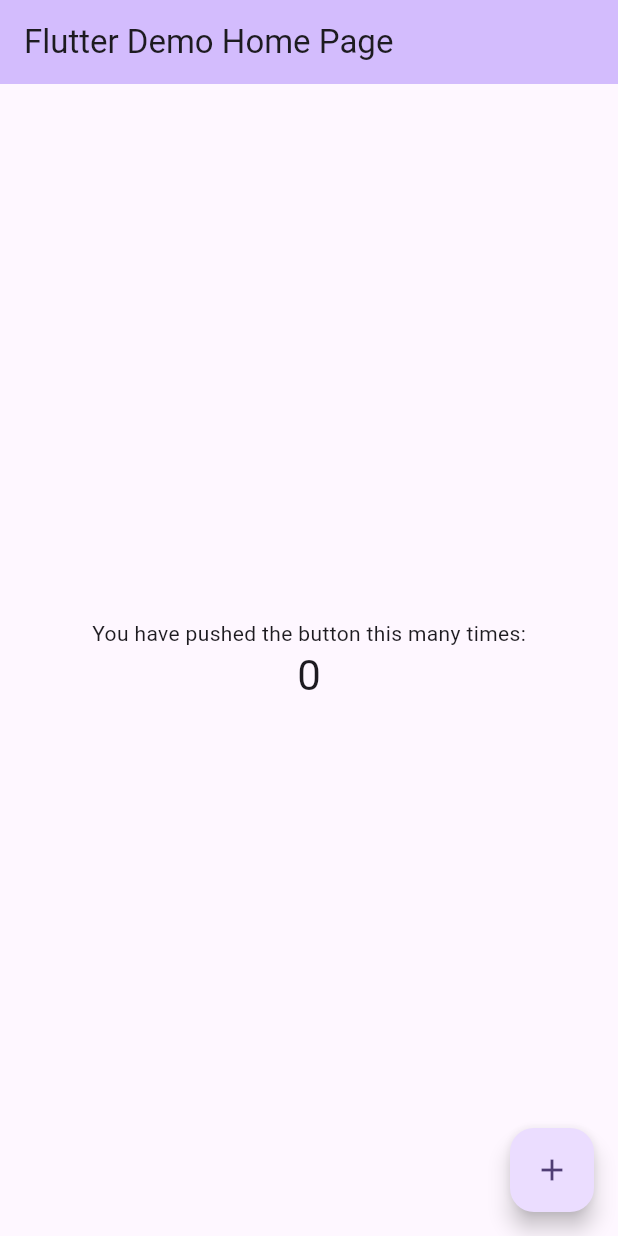
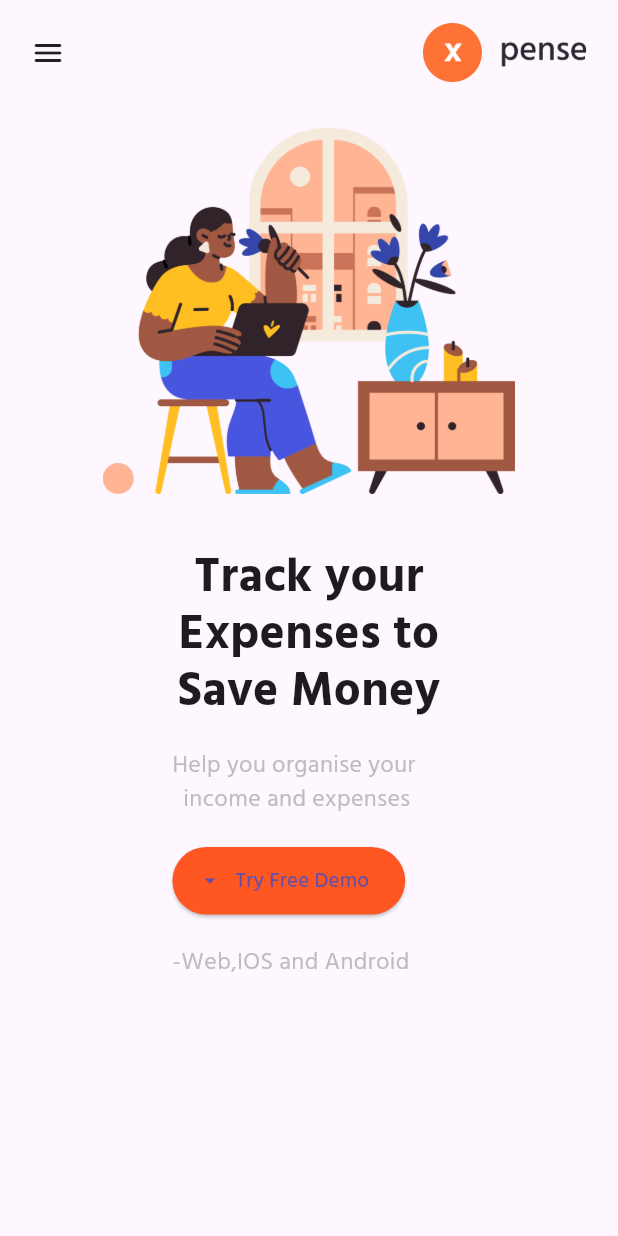
Before and after one commit to Nikhila-KS/FlutterQuasar, a Flutter app: the screen it shows after launch, on a phone screen of 412 x 824 dp. Run offline on Flutter 3.47's test engine with Material 3 defaults, Android fonts, the light colour scheme and no system bars; our stand-ins replace flutter_riverpod, google_fonts, image_picker, location, responsive_builder, sqflite and 1 more; accounts and stored records are empty.

Commit message:
home page completed

```diff
--- a/2.Flutter_web/a_basic_prj/lib/main.dart
+++ b/2.Flutter_web/a_basic_prj/lib/main.dart
@@ -1,125 +1,25 @@
+import 'package:a_basic_prj/pages/a_home.dart';
+import 'package:a_basic_prj/utils/colors.dart';
 import 'package:flutter/material.dart';
 
-void main() {
+void main(){
   runApp(const MyApp());
 }
 
-class MyApp extends StatelessWidget {
+class MyApp extends StatelessWidget{
   const MyApp({super.key});
 
-  // This widget is the root of your application.
   @override
-  Widget build(BuildContext context) {
+  Widget build(BuildContext context){
     return MaterialApp(
-      title: 'Flutter Demo',
+      debugShowCheckedModeBanner: false,
+      title: 'Xpense',
       theme: ThemeData(
-        // This is the theme of your application.
-        //
-        // TRY THIS: Try running your application with "flutter run". You'll see
-        // the application has a blue toolbar. Then, without quitting the app,
-        // try changing the seedColor in the colorScheme below to Colors.green
-        // and then invoke "hot reload" (save your changes or press the "hot
-        // reload" button in a Flutter-supported IDE, or press "r" if you used
-        // the command line to start the app).
-        //
-        // Notice that the counter didn't reset back to zero; the application
-        // state is not lost during the reload. To reset the state, use hot
-        // restart instead.
-        //
-        // This works for code too, not just values: Most code changes can be
-        // tested with just a hot reload.
-        colorScheme: ColorScheme.fromSeed(seedColor: Colors.deepPurple),
-        useMaterial3: true,
+        fontFamily: 'HindSiliguri',
+        brightness: Brightness.light,
+        primaryColor: AppColors.primary,
       ),
-      home: const MyHomePage(title: 'Flutter Demo Home Page'),
+      home: const Home(),
     );
   }
 }
-
-class MyHomePage extends StatefulWidget {
-  const MyHomePage({super.key, required this.title});
-
-  // This widget is the home page of your application. It is stateful, meaning
-  // that it has a State object (defined below) that contains fields that affect
-  // how it looks.
-
-  // This class is the configuration for the state. It holds the values (in this
-  // case the title) provided by the parent (in this case the App widget) and
-  // used by the build method of the State. Fields in a Widget subclass are
-  // always marked "final".
-
-  final String title;
-
-  @override
-  State<MyHomePage> createState() => _MyHomePageState();
-}
-
-class _MyHomePageState extends State<MyHomePage> {
-  int _counter = 0;
-
-  void _incrementCounter() {
-    setState(() {
-      // This call to setState tells the Flutter framework that something has
-      // changed in this State, which causes it to rerun the build method below
-      // so that the display can reflect the updated values. If we changed
-      // _counter without calling setState(), then the build method would not be
-      // called again, and so nothing would appear to happen.
-      _counter++;
-    });
-  }
-
-  @override
-  Widget build(BuildContext context) {
-    // This method is rerun every time setState is called, for instance as done
-    // by the _incrementCounter method above.
-    //
-    // The Flutter framework has been optimized to make rerunning build methods
-    // fast, so that you can just rebuild anything that needs updating rather
-    // than having to individually change instances of widgets.
-    return Scaffold(
-      appBar: AppBar(
-        // TRY THIS: Try changing the color here to a specific color (to
-        // Colors.amber, perhaps?) and trigger a hot reload to see the AppBar
-        // change color while the other colors stay the same.
-        backgroundColor: Theme.of(context).colorScheme.inversePrimary,
-        // Here we take the value from the MyHomePage object that was created by
-        // the App.build method, and use it to set our appbar title.
-        title: Text(widget.title),
-      ),
-      body: Center(
-        // Center is a layout widget. It takes a single child and positions it
-        // in the middle of the parent.
-        child: Column(
-          // Column is also a layout widget. It takes a list of children and
-          // arranges them vertically. By default, it sizes itself to fit its
-          // children horizontally, and tries to be as tall as its parent.
-          //
-          // Column has various properties to control how it sizes itself and
-          // how it positions its children. Here we use mainAxisAlignment to
-          // center the children vertically; the main axis here is the vertical
-          // axis because Columns are vertical (the cross axis would be
-          // horizontal).
-          //
-          // TRY THIS: Invoke "debug painting" (choose the "Toggle Debug Paint"
-          // action in the IDE, or press "p" in the console), to see the
-          // wireframe for each widget.
-          mainAxisAlignment: MainAxisAlignment.center,
-          children: <Widget>[
-            const Text(
-              'You have pushed the button this many times:',
-            ),
-            Text(
-              '$_counter',
-              style: Theme.of(context).textTheme.headlineMedium,
-            ),
-          ],
-        ),
-      ),
-      floatingActionButton: FloatingActionButton(
-        onPressed: _incrementCounter,
-        tooltip: 'Increment',
-        child: const Icon(Icons.add),
-      ), // This trailing comma makes auto-formatting nicer for build methods.
-    );
-  }
-}
--- /dev/null
+++ b/2.Flutter_web/a_basic_prj/lib/pages/a_home.dart
@@ -0,0 +1,32 @@
+import 'package:a_basic_prj/pages/containers/a_container1.dart';
+import 'package:a_basic_prj/utils/constants.dart';
+import 'package:a_basic_prj/widgets/navbar.dart';
+import 'package:flutter/material.dart';
+
+class Home extends StatefulWidget {
+  const Home({super.key});
+
+  @override
+  State<Home> createState() => _HomeState();
+}
+
+class _HomeState extends State<Home> {
+  @override
+  Widget build(BuildContext context) {
+    w=MediaQuery.of(context).size.width;
+    h=MediaQuery.of(context).size.height;
+    return Scaffold(
+      body: SingleChildScrollView(
+        child: Container(
+          child: const Column(
+            children: [
+              NavBar(),
+              Container1(),
+            ],
+          ),
+
+        ),
+      ),
+    );
+  }
+}
--- /dev/null
+++ b/2.Flutter_web/a_basic_prj/lib/pages/containers/a_container1.dart
@@ -0,0 +1,173 @@
+import 'package:a_basic_prj/utils/colors.dart';
+import 'package:a_basic_prj/utils/constants.dart';
+import 'package:flutter/material.dart';
+import 'package:responsive_builder/responsive_builder.dart';
+
+class Container1 extends StatefulWidget {
+  const Container1({super.key});
+
+  @override
+  State<Container1> createState() => _Container1State();
+}
+
+class _Container1State extends State<Container1> {
+  @override
+  Widget build(BuildContext context) {
+    return ScreenTypeLayout.builder(
+      mobile: (BuildContext context) => mobileContainer1(),
+      desktop: (BuildContext context) => desktopContainer1(),
+    );
+  }
+
+// =============DESKTOP============
+  Widget desktopContainer1() {
+    return Container(
+      margin: EdgeInsets.symmetric(horizontal: w!/10,vertical: 20),
+      child: Row(
+        children: [
+          Expanded(
+            child: Container(
+              child: Column(
+                crossAxisAlignment: CrossAxisAlignment.start,
+                children: [
+                  Text(
+                    'Track your \nExpenses to \nSave Money',
+                    style: TextStyle(
+                      fontSize: w! / 20,
+                      height: 1.2,
+                      fontWeight: FontWeight.bold,
+                    ),
+                  ),
+                  const SizedBox(
+                    height: 20,
+                  ),
+                  const Text(
+                    'Help you organise your income and expenses',
+                    style: TextStyle(
+                      color: Color.fromRGBO(189, 189, 189, 1),
+                      fontSize: 20,
+                    ),
+                  ),
+                  const SizedBox(
+                    height: 20,
+                  ),
+                  Row(
+                    children: [
+                      SizedBox(
+                        height: 45,
+                        child: ElevatedButton.icon(
+                            style: ButtonStyle(
+                              backgroundColor:
+                                  MaterialStateProperty.all(AppColors.primary),
+                            ),
+                            onPressed: () {},
+                            icon: const Icon(Icons.arrow_drop_down),
+                            label: const Text('Try Free Demo')),
+                      ),
+                      const SizedBox(
+                        width: 20,
+                      ),
+                      Text(
+                        '-Web,IOS and Android',
+                        style: TextStyle(
+                          color: Colors.grey.shade400,
+                          fontSize: 20,
+                        ),
+                      ),
+                    ],
+                  ),
+                ],
+              ),
+            ),
+          ),
+          Expanded(
+            child:Container(
+              height: 530,
+              decoration: const BoxDecoration(
+                image: DecorationImage(
+                  image:AssetImage(illustration1),fit: BoxFit.contain,
+                  ),
+              ),
+            ),
+            ),
+        ],
+      ),
+    );
+  }
+
+  // ============== MOBILE======================
+
+  Widget mobileContainer1() {
+    return Container(
+      // margin: EdgeInsets.symmetric(horizontal: w!/10,vertical: 20),
+      child: Column(
+        children: [
+          Container(
+              height: w!/1.5,
+              width: w!/1.5,
+              decoration: const BoxDecoration(
+                image: DecorationImage(
+                  image:AssetImage(illustration1),fit: BoxFit.contain,
+                  ),
+              ),
+            ),
+            const SizedBox(height: 20,),
+          Container(
+            child: Column(
+              crossAxisAlignment: CrossAxisAlignment.start,
+              children: [
+                Text(
+                  'Track your \nExpenses to \nSave Money',
+                  textAlign: TextAlign.center,
+                  style: TextStyle(
+                    fontSize: w! / 13,
+                    height: 1.2,
+                    fontWeight: FontWeight.bold,
+                  ),
+                ),
+                const SizedBox(
+                  height: 20,
+                ),
+                const Text(
+                  'Help you organise your\n income and expenses',
+                  textAlign: TextAlign.center,
+                  style: TextStyle(
+                    color: Color.fromRGBO(189, 189, 189, 1),
+                    fontSize: 16,
+                  ),
+                ),
+                const SizedBox(
+                  height: 20,
+                ),
+                SizedBox(
+                  height: 45,
+                  child: ElevatedButton.icon(
+                      style: ButtonStyle(
+                        backgroundColor:
+                            MaterialStateProperty.all(AppColors.primary),
+                      ),
+                      onPressed: () {},
+                      icon: const Icon(Icons.arrow_drop_down),
+                      label: const Text('Try Free Demo')),
+                ),
+                const SizedBox(
+                  height: 20,
+                ),
+                Text(
+                  '-Web,IOS and Android',
+                  style: TextStyle(
+                    color: Colors.grey.shade400,
+                    fontSize: 16,
+                  ),
+                ),
+                const SizedBox(height: 20,),
+              ],
+            ),
+          ),
+
+        ],
+      ),
+    );
+
+  }
+}
--- /dev/null
+++ b/2.Flutter_web/a_basic_prj/lib/utils/colors.dart
@@ -0,0 +1,5 @@
+import 'package:flutter/material.dart';
+
+class AppColors{
+  static Color primary = Colors.deepOrange;
+}
--- /dev/null
+++ b/2.Flutter_web/a_basic_prj/lib/utils/styles.dart
@@ -0,0 +1,11 @@
+import 'package:a_basic_prj/utils/colors.dart';
+import 'package:flutter/material.dart';
+
+ButtonStyle borderedButtonStyle=ButtonStyle(
+  elevation: MaterialStateProperty.all(0),
+  backgroundColor: MaterialStateProperty.all(Colors.white),
+  shape: MaterialStateProperty.all(RoundedRectangleBorder(
+    side: BorderSide(color: AppColors.primary),
+    borderRadius: BorderRadius.circular(10),
+  )),
+);
--- /dev/null
+++ b/2.Flutter_web/a_basic_prj/lib/widgets/navbar.dart
@@ -0,0 +1,93 @@
+import 'package:a_basic_prj/utils/colors.dart';
+import 'package:a_basic_prj/utils/constants.dart';
+import 'package:a_basic_prj/utils/styles.dart';
+import 'package:flutter/material.dart';
+import 'package:responsive_builder/responsive_builder.dart';
+
+class NavBar extends StatefulWidget {
+  const NavBar({super.key});
+
+  @override
+  State<NavBar> createState() => _NavBarState();
+}
+
+class _NavBarState extends State<NavBar> {
+  @override
+  Widget build(BuildContext context) {
+    return ScreenTypeLayout.builder(
+        mobile: (BuildContext context) => mobileNavBar() ,
+        desktop: (BuildContext context) =>  desktopNavBar(),
+        );
+  }
+
+// =========MOBILE==============
+
+  Widget mobileNavBar() {
+    return Container(
+      margin: const EdgeInsets.symmetric(horizontal: 20),
+      height: 70,
+      child: Row(
+        mainAxisAlignment: MainAxisAlignment.spaceBetween,
+        children: [
+          const Icon(Icons.menu_rounded),
+          navLogo(),
+        ],
+      ),
+    );
+  }
+
+// =========DESKTOP==============
+  Widget desktopNavBar() {
+    return Container(
+      margin : const EdgeInsets.symmetric(horizontal: 20,vertical: 10),
+      height: 70,
+      child: Row(
+        mainAxisAlignment: MainAxisAlignment.spaceEvenly,
+        children: [
+          navLogo(),
+          Row(
+            children: [
+              navButton("Features"),
+              navButton("About us"),
+              navButton("Pricing"),
+              navButton("Feedback"),
+            ],
+          ),
+          SizedBox(
+            height: 45,
+            child: ElevatedButton(
+              style: borderedButtonStyle,
+              onPressed: (){},
+              child:  Text("Request a Demo",
+              style: TextStyle(color: AppColors.primary,),
+              ),
+              ),
+          ),
+
+        ],
+        ),
+    );
+  }
+
+  Widget navButton(String text){
+    return Container(
+      margin: const EdgeInsets.symmetric(horizontal: 10),
+      child: TextButton(onPressed: (){},
+      child: Text(text,
+      style: const TextStyle(
+        color: Colors.black,
+        fontSize: 18,
+      ),
+      ),
+      ),
+    );
+  }
+  Widget navLogo(){
+    return Container(
+      width: 110,
+      decoration: const BoxDecoration(
+        image: DecorationImage(image: AssetImage(logo))
+      ),
+    );
+  }
+}
--- a/2.Flutter_web/a_basic_project/lib/main.dart
+++ /dev/null
@@ -1,125 +0,0 @@
-import 'package:flutter/material.dart';
-
-void main() {
-  runApp(const MyApp());
-}
-
-class MyApp extends StatelessWidget {
-  const MyApp({super.key});
-
-  // This widget is the root of your application.
-  @override
-  Widget build(BuildContext context) {
-    return MaterialApp(
-      title: 'Flutter Demo',
-      theme: ThemeData(
-        // This is the theme of your application.
-        //
-        // TRY THIS: Try running your application with "flutter run". You'll see
-        // the application has a blue toolbar. Then, without quitting the app,
-        // try changing the seedColor in the colorScheme below to Colors.green
-        // and then invoke "hot reload" (save your changes or press the "hot
-        // reload" button in a Flutter-supported IDE, or press "r" if you used
-        // the command line to start the app).
-        //
-        // Notice that the counter didn't reset back to zero; the application
-        // state is not lost during the reload. To reset the state, use hot
-        // restart instead.
-        //
-        // This works for code too, not just values: Most code changes can be
-        // tested with just a hot reload.
-        colorScheme: ColorScheme.fromSeed(seedColor: Colors.deepPurple),
-        useMaterial3: true,
-      ),
-      home: const MyHomePage(title: 'Flutter Demo Home Page'),
-    );
-  }
-}
-
-class MyHomePage extends StatefulWidget {
-  const MyHomePage({super.key, required this.title});
-
-  // This widget is the home page of your application. It is stateful, meaning
-  // that it has a State object (defined below) that contains fields that affect
-  // how it looks.
-
-  // This class is the configuration for the state. It holds the values (in this
-  // case the title) provided by the parent (in this case the App widget) and
-  // used by the build method of the State. Fields in a Widget subclass are
-  // always marked "final".
-
-  final String title;
-
-  @override
-  State<MyHomePage> createState() => _MyHomePageState();
-}
-
-class _MyHomePageState extends State<MyHomePage> {
-  int _counter = 0;
-
-  void _incrementCounter() {
-    setState(() {
-      // This call to setState tells the Flutter framework that something has
-      // changed in this State, which causes it to rerun the build method below
-      // so that the display can reflect the updated values. If we changed
-      // _counter without calling setState(), then the build method would not be
-      // called again, and so nothing would appear to happen.
-      _counter++;
-    });
-  }
-
-  @override
-  Widget build(BuildContext context) {
-    // This method is rerun every time setState is called, for instance as done
-    // by the _incrementCounter method above.
-    //
-    // The Flutter framework has been optimized to make rerunning build methods
-    // fast, so that you can just rebuild anything that needs updating rather
-    // than having to individually change instances of widgets.
-    return Scaffold(
-      appBar: AppBar(
-        // TRY THIS: Try changing the color here to a specific color (to
-        // Colors.amber, perhaps?) and trigger a hot reload to see the AppBar
-        // change color while the other colors stay the same.
-        backgroundColor: Theme.of(context).colorScheme.inversePrimary,
-        // Here we take the value from the MyHomePage object that was created by
-        // the App.build method, and use it to set our appbar title.
-        title: Text(widget.title),
-      ),
-      body: Center(
-        // Center is a layout widget. It takes a single child and positions it
-        // in the middle of the parent.
-        child: Column(
-          // Column is also a layout widget. It takes a list of children and
-          // arranges them vertically. By default, it sizes itself to fit its
-          // children horizontally, and tries to be as tall as its parent.
-          //
-          // Column has various properties to control how it sizes itself and
-          // how it positions its children. Here we use mainAxisAlignment to
-          // center the children vertically; the main axis here is the vertical
-          // axis because Columns are vertical (the cross axis would be
-          // horizontal).
-          //
-          // TRY THIS: Invoke "debug painting" (choose the "Toggle Debug Paint"
-          // action in the IDE, or press "p" in the console), to see the
-          // wireframe for each widget.
-          mainAxisAlignment: MainAxisAlignment.center,
-          children: <Widget>[
-            const Text(
-              'You have pushed the button this many times:',
-            ),
-            Text(
-              '$_counter',
-              style: Theme.of(context).textTheme.headlineMedium,
-            ),
-          ],
-        ),
-      ),
-      floatingActionButton: FloatingActionButton(
-        onPressed: _incrementCounter,
-        tooltip: 'Increment',
-        child: const Icon(Icons.add),
-      ), // This trailing comma makes auto-formatting nicer for build methods.
-    );
-  }
-}
```
Also changed, not shown: 2.Flutter_web/a_basic_prj/lib/utils/constants.dart (added, +16 -0 lines), 2.Flutter_web/a_basic_prj/pubspec.yaml (+12 -6 lines), 2.Flutter_web/a_basic_project/analysis_options.yaml (deleted, +0 -28 lines), 2.Flutter_web/a_basic_project/pubspec.yaml (deleted, +0 -90 lines), 2.Flutter_web/a_basic_prj/pubspec.lock, 2.Flutter_web/a_basic_project/pubspec.lock (deleted), 117 other files.
